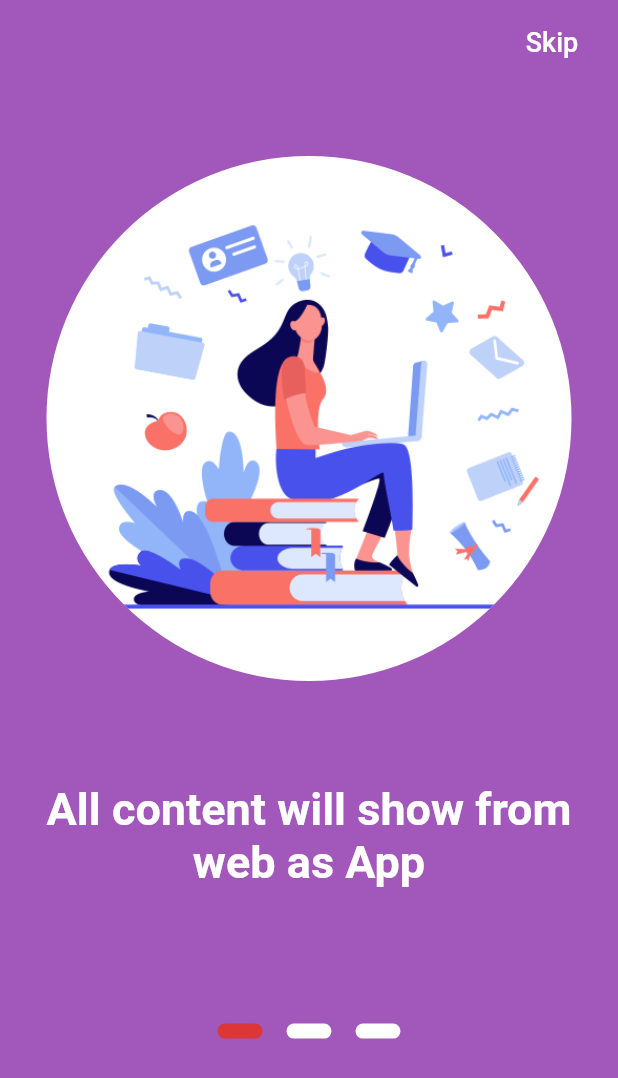
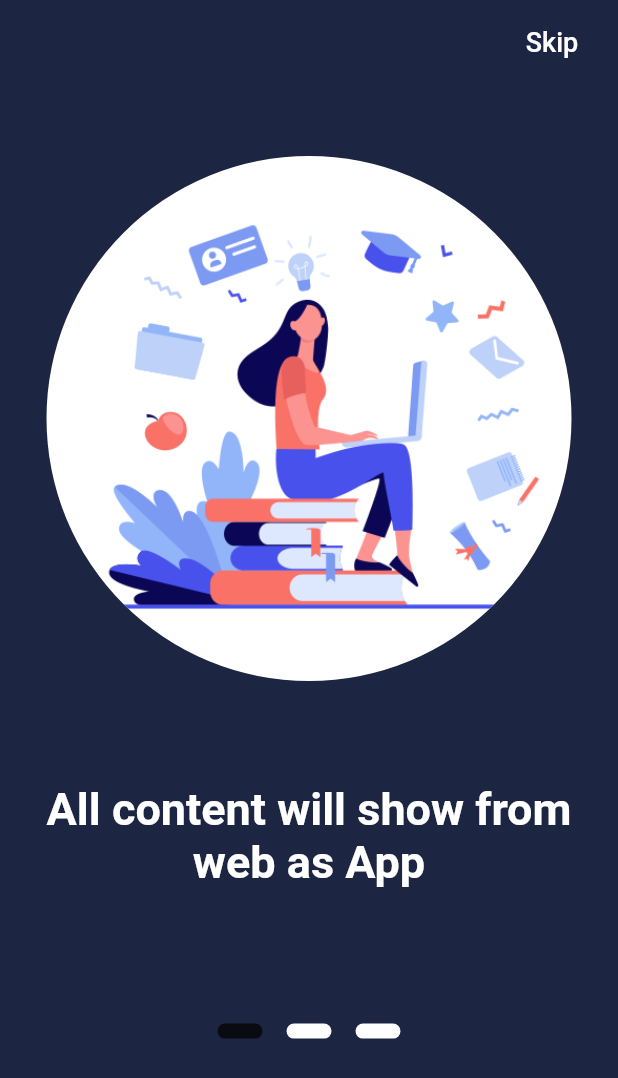
Before and after one commit to MrBeboApp/full_web_converter_To_flutter_App, a Flutter app: the screen it shows after launch, on a phone screen of 412 x 824 dp. Shown: the top 1078 px of the screen. Run offline on Flutter 3.47's test engine with Material 2 defaults, Android fonts, the phone set to English and light mode, and no system bars; our stand-ins replace curved_navigation_bar, firebase_messaging, font_awesome_flutter, shared_preferences, webview_flutter; accounts and stored records are empty.

Commit message:
final touches

```diff
--- a/lib/pages/contactUsPage.dart
+++ b/lib/pages/contactUsPage.dart
@@ -66,7 +66,7 @@ class _ContactUsPageState extends State<ContactUsPage> {
       children: [
 
         Container(
-          height: 100,
+          height: MediaQuery.of(context).size.height * 0.2,
           decoration: BoxDecoration(
             image: DecorationImage(
               image: NetworkImage(ToolsUtilities.contactUsHeaderImage),
@@ -79,7 +79,7 @@ class _ContactUsPageState extends State<ContactUsPage> {
 
         //name Of our Company or Brand
         Padding(
-          padding: const EdgeInsets.only(left:8.0,top:10),
+          padding: const EdgeInsets.only(left:8.0,top:15),
           child: Text('Contact Us ',style: TextStyle(color:ToolsUtilities.mainColor,fontSize: 20,fontWeight: FontWeight.bold),textAlign:TextAlign.start,),
         ),
         Padding(
--- a/lib/pages/onBoarding.dart
+++ b/lib/pages/onBoarding.dart
@@ -173,7 +173,7 @@ class _OnBoardingState extends State<OnBoarding> {
             height: 10,
             decoration: BoxDecoration(
               borderRadius: BorderRadius.circular(10),
-              color: (index == currentIndex ) ? ToolsUtilities.redColor : ToolsUtilities.whiteColor,
+              color: (index == currentIndex ) ? ToolsUtilities.secondColor : ToolsUtilities.whiteColor,
 
             ),
           ),
--- a/lib/utilites/toolsUtilities.dart
+++ b/lib/utilites/toolsUtilities.dart
@@ -16,9 +16,9 @@ class ToolsUtilities {
 
  // static final mainColor = Color(0xffdc3636);
   static final whiteColor = Color(0xffffffff);
-  static final secondColor = Color(0xff1c2541);
+  static final mainColor = Color(0xff1c2541);
   static final redColor = Color(0xffdc3636);
-  static final mainColor = Color(0xffa257ba);
+  static final secondColor = Color(0xff090b10);
 
   //edit the Urls of Web Sites
   static final homePageUrl = "https://www.apple.com/watch/";
@@ -74,13 +74,12 @@ class ToolsUtilities {
  FontAwesomeIcons.video,
 
   ];
-  static String discoveryImageHeader = 'https://images.unsplash.com/photo-1532667449560-72a95c8d381b?ixlib=rb-1.2.1&ixid=eyJhcHBfaWQiOjEyMDd9&auto=format&fit=crop&w=3300&q=80';
-  static String contactUsHeaderImage = 'https://images.unsplash.com/photo-1511370235399-1802cae1d32f?ixlib=rb-1.2.1&ixid=eyJhcHBfaWQiOjEyMDd9&auto=format&fit=crop&w=800&q=60';
+  static String discoveryImageHeader = 'https://images.unsplash.com/photo-1504610926078-a1611febcad3?ixlib=rb-1.2.1&ixid=eyJhcHBfaWQiOjEyMDd9&auto=format&fit=crop&w=2200&q=80';
+  static String contactUsHeaderImage = 'https://images.unsplash.com/photo-1560438718-eb61ede255eb?ixlib=rb-1.2.1&auto=format&fit=crop&w=1900&q=80';
   static String infoHeaderImage = 'https://images.unsplash.com/photo-1511370235399-1802cae1d32f?ixlib=rb-1.2.1&ixid=eyJhcHBfaWQiOjEyMDd9&auto=format&fit=crop&w=800&q=60';
-  static String ourCategoriesHeaderImage = "https://images.unsplash.com/photo-1559523182-a284c3fb7cff?ixlib=rb-1.2.1&ixid=eyJhcHBfaWQiOjEyMDd9&auto=format&fit=crop&w=800&q=60";
+  static String ourCategoriesHeaderImage = "https://images.unsplash.com/photo-1542317854-f9596ae570f7?ixlib=rb-1.2.1&ixid=eyJhcHBfaWQiOjE3MzYxfQ&auto=format&fit=crop&w=3300&q=80";
   static String visionImage = "https://images.unsplash.com/photo-1522115174737-2497162f69ec?ixlib=rb-1.2.1&ixid=eyJhcHBfaWQiOjEyMDd9&auto=format&fit=crop&w=800&q=60";
   static String missionImage = "https://images.unsplash.com/photo-1584208124888-3a20b9c799e2?ixlib=rb-1.2.1&ixid=eyJhcHBfaWQiOjEyMDd9&auto=format&fit=crop&w=800&q=60";
   static String infoParagraph = "Lorem ipsum, or lipsum as it is sometimes known is dummy text used in laying out print, graphic or web designs. The passage is attributed to an unknown ty Malorum for use in a type specimen book. Lorem ipsum, or lipsum as it is sometimes known, is dummy text used in laying out print, graphic or web designs. The passage is attributed to an unknown typesetter: ";
-  static String integrationsInfo = "-1G cup Tata Sampann Moong Dal. \n-2G roasted and ground to fine.  \n-4.5G A pinch of powder. \n-1 cup milk. \n-1G cup sugar.  \n-7G Ghee for deep frying.   \n-3.5G cup refined flour (maida). ";
 
 }
```
